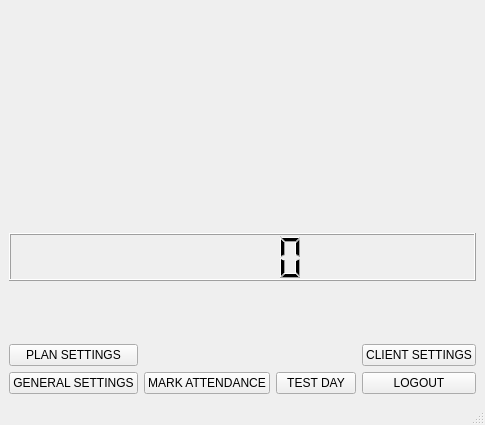
Before: the Qt Designer form ui/admin.ui in yashu2001/gym-manager, drawn with Qt 5.
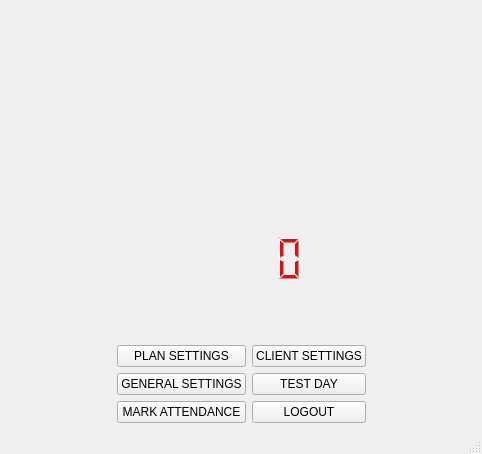
After: the same form once the commit is applied. Icons and pictures are not drawn.

Diff of the .ui file:
```diff
--- a/ui/admin.ui
+++ b/ui/admin.ui
@@ -7,7 +7,7 @@
     <x>0</x>
     <y>0</y>
     <width>482</width>
-    <height>425</height>
+    <height>454</height>
    </rect>
   </property>
   <property name="windowTitle">
@@ -15,48 +15,6 @@
   </property>
   <widget class="QWidget" name="centralwidget">
    <layout class="QGridLayout" name="gridLayout">
-    <item row="6" column="0">
-     <widget class="QPushButton" name="pushButton_6">
-      <property name="text">
-       <string>GENERAL SETTINGS</string>
-      </property>
-     </widget>
-    </item>
-    <item row="6" column="1">
-     <widget class="QPushButton" name="pushButton_4">
-      <property name="text">
-       <string>MARK ATTENDANCE</string>
-      </property>
-     </widget>
-    </item>
-    <item row="6" column="2">
-     <widget class="QPushButton" name="pushButton_5">
-      <property name="text">
-       <string>TEST DAY</string>
-      </property>
-     </widget>
-    </item>
-    <item row="6" column="3">
-     <widget class="QPushButton" name="pushButton_7">
-      <property name="text">
-       <string>LOGOUT</string>
-      </property>
-     </widget>
-    </item>
-    <item row="2" column="3">
-     <widget class="QPushButton" name="pushButton">
-      <property name="text">
-       <string>CLIENT SETTINGS</string>
-      </property>
-     </widget>
-    </item>
-    <item row="2" column="0">
-     <widget class="QPushButton" name="pushButton_2">
-      <property name="text">
-       <string>PLAN SETTINGS</string>
-      </property>
-     </widget>
-    </item>
     <item row="0" column="0" colspan="4" alignment="Qt::AlignHCenter|Qt::AlignTop">
      <widget class="QLabel" name="label">
       <property name="text">
@@ -70,6 +28,13 @@
       </property>
      </widget>
     </item>
+    <item row="2" column="2">
+     <widget class="QPushButton" name="pushButton">
+      <property name="text">
+       <string>CLIENT SETTINGS</string>
+      </property>
+     </widget>
+    </item>
     <item row="1" column="0" colspan="4" alignment="Qt::AlignVCenter">
      <widget class="QLCDNumber" name="lcdNumber">
       <property name="minimumSize">
@@ -83,6 +48,50 @@
         <width>16777215</width>
         <height>106</height>
        </size>
+      </property>
+      <property name="styleSheet">
+       <string notr="true">color: rgb(255, 0, 0);</string>
+      </property>
+      <property name="frameShape">
+       <enum>QFrame::NoFrame</enum>
+      </property>
+      <property name="mode">
+       <enum>QLCDNumber::Dec</enum>
+      </property>
+     </widget>
+    </item>
+    <item row="2" column="1">
+     <widget class="QPushButton" name="pushButton_2">
+      <property name="text">
+       <string>PLAN SETTINGS</string>
+      </property>
+     </widget>
+    </item>
+    <item row="3" column="1">
+     <widget class="QPushButton" name="pushButton_6">
+      <property name="text">
+       <string>GENERAL SETTINGS</string>
+      </property>
+     </widget>
+    </item>
+    <item row="4" column="1">
+     <widget class="QPushButton" name="pushButton_4">
+      <property name="text">
+       <string>MARK ATTENDANCE</string>
+      </property>
+     </widget>
+    </item>
+    <item row="3" column="2">
+     <widget class="QPushButton" name="pushButton_5">
+      <property name="text">
+       <string>TEST DAY</string>
+      </property>
+     </widget>
+    </item>
+    <item row="4" column="2">
+     <widget class="QPushButton" name="pushButton_7">
+      <property name="text">
+       <string>LOGOUT</string>
       </property>
      </widget>
     </item>
```
